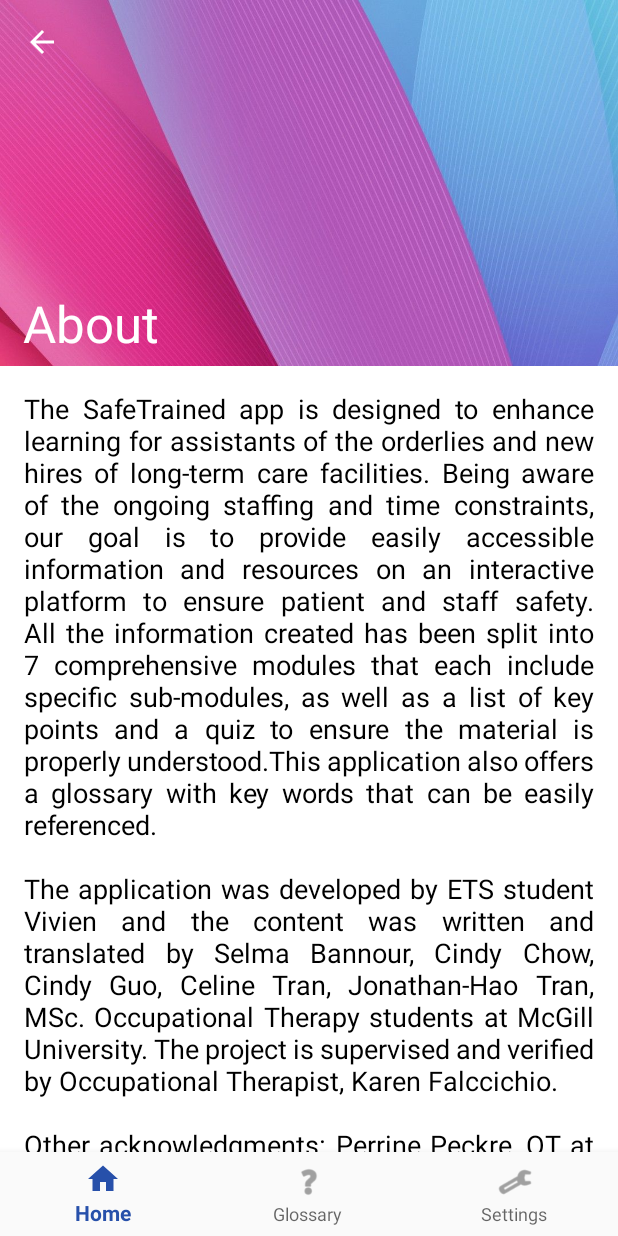
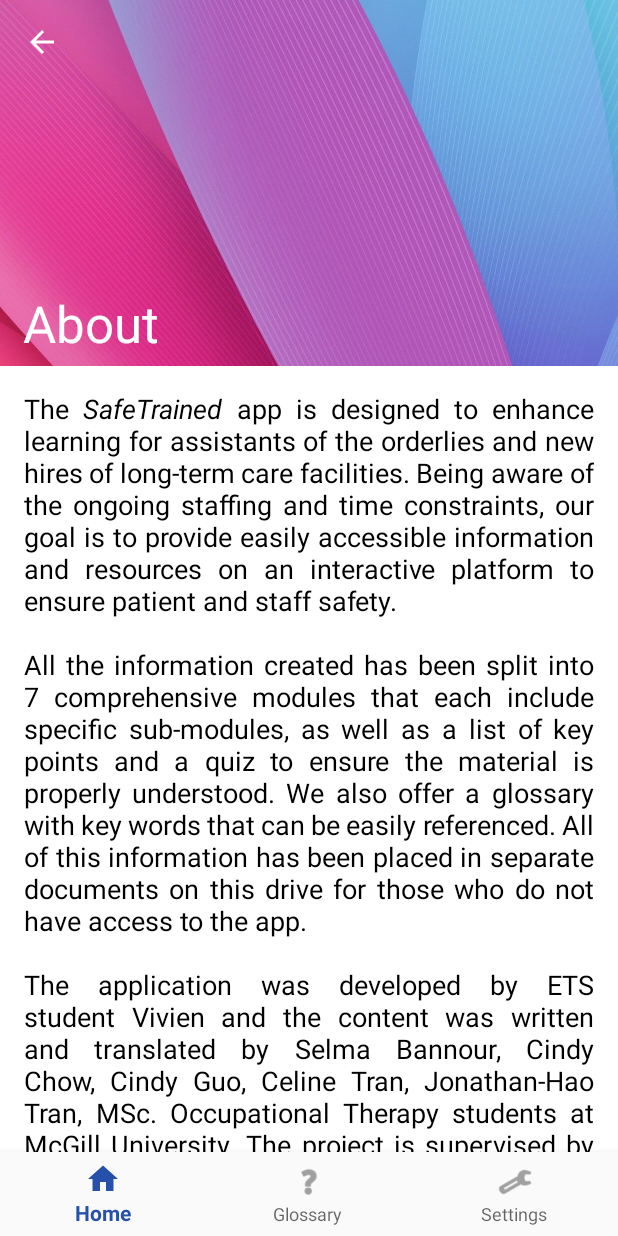
Before and after one commit to viivienn/InfoApp, an Android app: the AboutFragment screen opened through its navigation route, on a phone screen of 412 x 824 dp. Run offline under Robolectric (Android 15) with nearby library versions, the phone set to English and light mode, and no system bars; our stand-ins replace Room's generated code, data binding, navigation-ui; Roboto replaces fonts that are not available here.

Commit message:
update content

```diff
--- a/app/src/main/res/values/strings.xml
+++ b/app/src/main/res/values/strings.xml
@@ -8,11 +8,7 @@
     <string name="language_button">Language</string>
     <string name="about_button">About</string>
     <string name="title_language">Language</string>
-    <string name="about_text">The SafeTrained app is designed to enhance learning for assistants of the orderlies and new hires of long-term care facilities. Being aware of the ongoing staffing and time constraints, our goal is to provide easily accessible information and resources on an interactive platform to ensure patient and staff safety. All the information created has been split into 7 comprehensive modules that each include specific sub-modules, as well as a list of key points and a quiz to ensure the material is properly understood.This application also offers a glossary with key words that can be easily referenced.
-\n\nThe application was developed by ETS student Vivien and the content was written and translated by Selma Bannour, Cindy Chow, Cindy Guo, Celine Tran, Jonathan-Hao Tran, MSc. Occupational Therapy students at McGill University. The project is supervised and verified by Occupational Therapist, Karen Falccichio.
-\n\nOther acknowledgments:
-Perrine Peckre, OT at CIUSSS de l\'Ouest-de-l\Île
-Pamela Scher, OT at Vigi Santé of West island
+    <string name="about_text">The <i>SafeTrained</i> app is designed to enhance learning for assistants of the orderlies and new hires of long-term care facilities. Being aware of the ongoing staffing and time constraints, our goal is to provide easily accessible information and resources on an interactive platform to ensure patient and staff safety.\n\nAll the information created has been split into 7 comprehensive modules that each include specific sub-modules, as well as a list of key points and a quiz to ensure the material is properly understood. We also offer a glossary with key words that can be easily referenced. All of this information has been placed in separate documents on this drive for those who do not have access to the app.\n\nThe application was developed by ETS student Vivien and the content was written and translated by Selma Bannour, Cindy Chow, Cindy Guo, Celine Tran, Jonathan-Hao Tran, MSc. Occupational Therapy students at McGill University. The project is supervised by Occupational Therapist, Karen Falccichio and verified by Perrine Peckre, OT at CIUSSS de l\'Ouest-de-l\'Île and Pamela Scher, OT at Vigi Santé of West island.\n\nOther acknowledgments:\n
 Tiffany Chenn for logo designs
     </string>
     <string name="welcome_message">Welcome to SafeTrained</string>
```
Also changed, not shown: app/src/main/res/layout/fragment_settings.xml (+5 -3 lines), app/src/main/res/drawable/logo_small.png, 3 other files.
